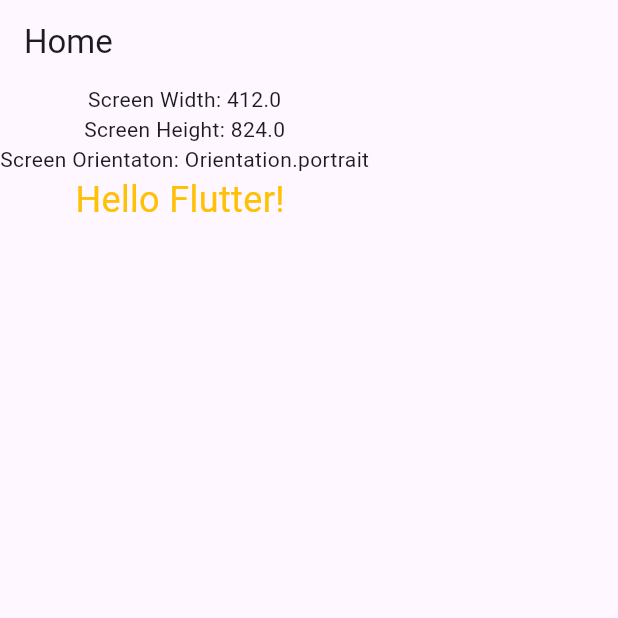
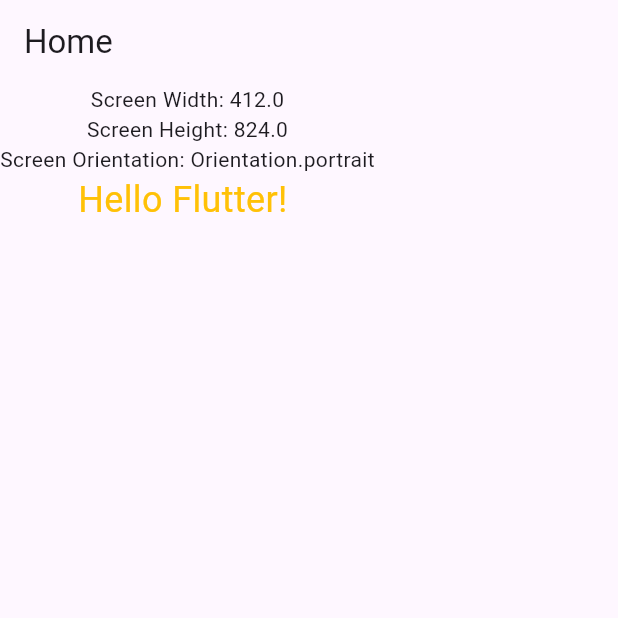
Before and after one commit to Ashraf-Samiu/Responsive_AdaptiveWidgets, a Flutter app: the screen it shows after launch, on a phone screen of 412 x 824 dp, the top half of it. Run offline on Flutter 3.47's test engine with Material 3 defaults, Android fonts, the phone set to English and light mode, and no system bars.

Commit message:
Media_Query Commit

```diff
--- a/lib/main.dart
+++ b/lib/main.dart
@@ -26,7 +26,7 @@ class HomeScreen extends StatelessWidget{
         children: [
           Text("Screen Width: $width"),
           Text("Screen Height: $height"),
-          Text("Screen Orientaton: $orientation"),
+          Text("Screen Orientation: $orientation"),
           Text("Hello Flutter! ",
               style: HeadLine(context)
           )
```
